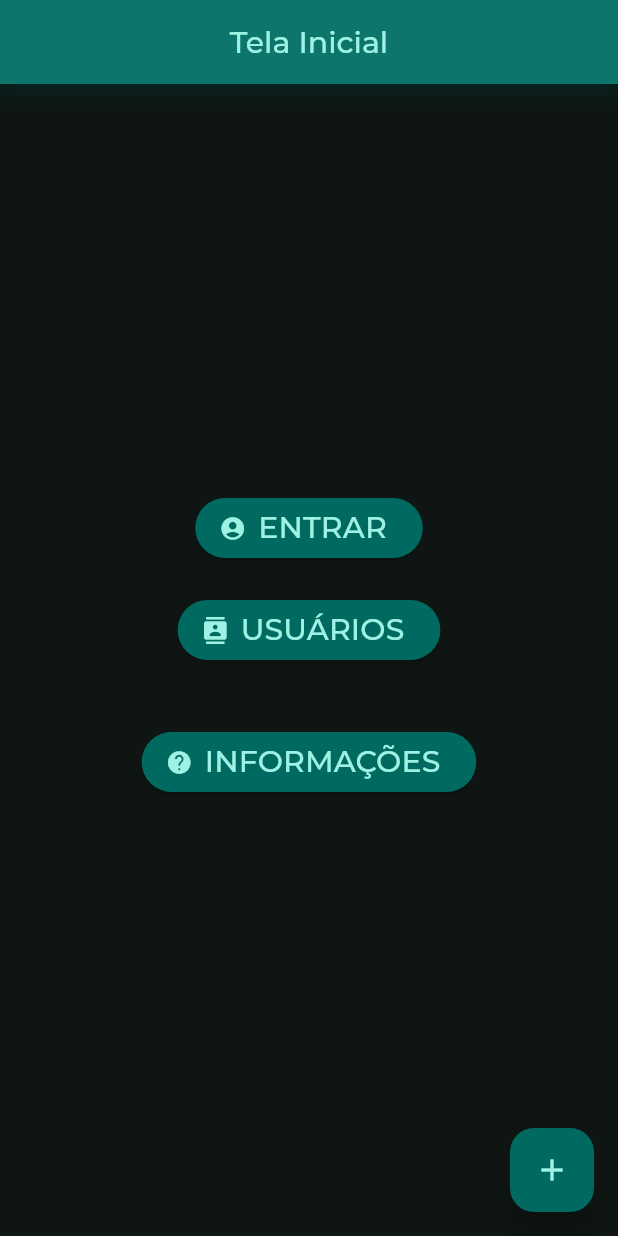
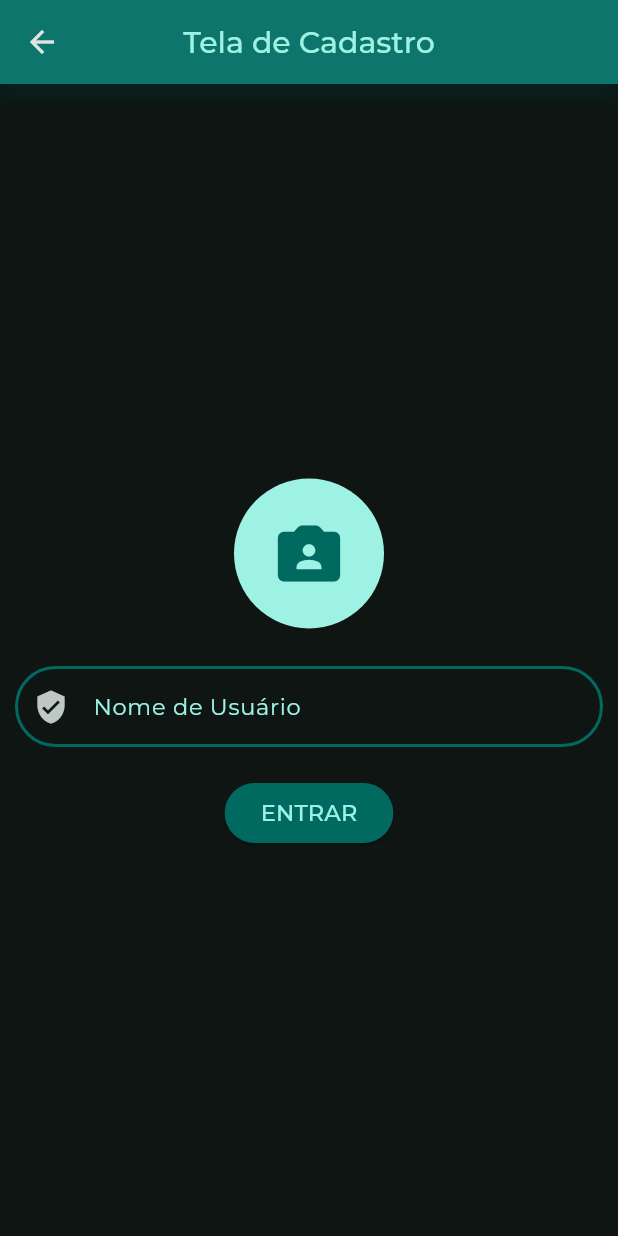
Before and after one commit to af-ramos/aplicativoFaceViT, a Flutter app: the screen it shows after launch, after a tap on "ENTRAR", on a phone screen of 412 x 824 dp. Run offline on Flutter 3.47's test engine with Material 2 defaults, Android fonts, the phone set to English and light mode, and no system bars; our stand-ins replace camera, cloud_firestore, firebase_core, firebase_storage, get, google_fonts; accounts and stored records are empty; generated files the repository leaves out were written again.

Commit message:
Criando tela de Login (front)

```diff
--- a/lib/main.dart
+++ b/lib/main.dart
@@ -1,7 +1,4 @@
-// import 'package:face_vit/telas/tela_cadastro.dart';
 import 'package:face_vit/telas/tela_inicial.dart';
-// import 'package:camera/camera.dart';
-// import 'package:face_vit/telas/tela_camera.dart';
 import 'package:flutter/material.dart';
 import 'package:firebase_core/firebase_core.dart';
 import 'firebase_options.dart';
--- a/lib/telas/tela_cadastro.dart
+++ b/lib/telas/tela_cadastro.dart
@@ -91,7 +91,8 @@ class TelaCadastroState extends State<TelaCadastro> {
                   Navigator.push(
                       context,
                       MaterialPageRoute(
-                          builder: (context) => TelaCamera(user: user)));
+                          builder: (context) =>
+                              TelaCamera(user: user, tela: 1)));
                 },
                 child: Center(
                     child: (hasPhoto)
--- a/lib/telas/tela_inicial.dart
+++ b/lib/telas/tela_inicial.dart
@@ -1,5 +1,6 @@
 import 'package:face_vit/telas/tela_cadastro.dart';
 import 'package:face_vit/telas/tela_lista_usuarios.dart';
+import 'package:face_vit/telas/tela_login.dart';
 import 'package:flutter/material.dart';
 import 'package:google_fonts/google_fonts.dart';
 
@@ -33,7 +34,10 @@ class TelaInicialState extends State<TelaInicial> {
               padding: const EdgeInsets.all(10.0),
               child: ElevatedButton.icon(
                 onPressed: () {
-                  debugPrint("ENTRAR");
+                  Navigator.push(
+                      context,
+                      MaterialPageRoute(
+                          builder: (context) => const TelaLogin()));
                 },
                 style: ElevatedButton.styleFrom(
                   backgroundColor: Theme.of(context).colorScheme.inversePrimary,
--- a/lib/telas/tela_login.dart
+++ b/lib/telas/tela_login.dart
@@ -0,0 +1,182 @@
+// import 'package:camera/camera.dart';
+import 'dart:io';
+import 'package:camera/camera.dart';
+import 'package:face_vit/repositories/user_repository.dart';
+import 'package:face_vit/telas/tela_camera.dart';
+import 'package:flutter/material.dart';
+import 'package:google_fonts/google_fonts.dart';
+
+class TelaLogin extends StatefulWidget {
+  const TelaLogin({super.key, this.foto, this.userID});
+  final XFile? foto;
+  final String? userID;
+
+  @override
+  State<TelaLogin> createState() => TelaLoginState();
+}
+
+class TelaLoginState extends State<TelaLogin> {
+  final formKey = GlobalKey<FormState>();
+  TextEditingController userInput = TextEditingController();
+
+  UserRepository userRepo = UserRepository();
+
+  late File arquivoFoto;
+  bool hasPhoto = false;
+  bool errorPhoto = false;
+
+  OutlineInputBorder buttonStyle(BuildContext context, bool isError) {
+    return OutlineInputBorder(
+        borderSide: BorderSide(
+            color: isError
+                ? Theme.of(context).colorScheme.errorContainer
+                : Theme.of(context).colorScheme.inversePrimary,
+            width: 2.0),
+        borderRadius: BorderRadius.circular(50.0));
+  }
+
+  @override
+  initState() {
+    super.initState();
+
+    if (widget.foto != null) {
+      arquivoFoto = File(widget.foto!.path);
+      hasPhoto = true;
+
+      userInput.text = widget.userID!;
+    }
+  }
+
+  @override
+  Widget build(BuildContext context) {
+    return Scaffold(
+      appBar: AppBar(
+        backgroundColor: Theme.of(context).colorScheme.inversePrimary,
+        title: Text("Tela de Cadastro",
+            style: GoogleFonts.montserrat(
+                fontSize: 20,
+                fontWeight: FontWeight.w500,
+                color: Theme.of(context).colorScheme.onPrimaryContainer)),
+        centerTitle: true,
+        elevation: 5,
+        shadowColor: Theme.of(context).colorScheme.inversePrimary,
+      ),
+      body: Center(
+          child: SingleChildScrollView(
+              child: Form(
+        key: formKey,
+        child: Column(
+          crossAxisAlignment: CrossAxisAlignment.center,
+          children: <Widget>[
+            Padding(
+              padding: const EdgeInsets.all(15.0),
+              child: GestureDetector(
+                onTap: () {
+                  Navigator.push(
+                      context,
+                      MaterialPageRoute(
+                          builder: (context) =>
+                              TelaCamera(userID: userInput.text, tela: 2)));
+                },
+                child: Center(
+                    child: (hasPhoto)
+                        ? (ClipOval(
+                            child: SizedBox.fromSize(
+                                size: const Size.fromRadius(50),
+                                child: Image.file(
+                                  arquivoFoto,
+                                  fit: BoxFit.cover,
+                                )),
+                          ))
+                        : Container(
+                            alignment: Alignment.center,
+                            decoration: BoxDecoration(
+                              borderRadius: BorderRadius.circular(100),
+                              color: (!errorPhoto)
+                                  ? Theme.of(context)
+                                      .colorScheme
+                                      .onPrimaryContainer
+                                  : Theme.of(context)
+                                      .colorScheme
+                                      .errorContainer,
+                            ),
+                            height: 100,
+                            width: 100,
+                            child: Icon(Icons.photo_camera_front_rounded,
+                                color: (!errorPhoto)
+                                    ? Theme.of(context)
+                                        .colorScheme
+                                        .inversePrimary
+                                    : Theme.of(context)
+                                        .colorScheme
+                                        .onPrimaryContainer,
+                                size: 50),
+                          )),
+              ),
+            ),
+            Padding(
+              padding: const EdgeInsets.all(10.0),
+              child: TextFormField(
+                controller: userInput,
+                style: GoogleFonts.montserrat(
+                    fontSize: 15,
+                    color: Theme.of(context).colorScheme.onPrimaryContainer),
+                validator: (value) {
+                  if (value == null || value.isEmpty) {
+                    return 'Por favor, insira seu nome de usuário...';
+                  }
+                  return null;
+                },
+                decoration: InputDecoration(
+                    labelText: 'Nome de Usuário',
+                    labelStyle: GoogleFonts.montserrat(
+                        fontSize: 15,
+                        color:
+                            Theme.of(context).colorScheme.onPrimaryContainer),
+                    prefixIcon: const Icon(Icons.verified_user),
+                    enabledBorder: buttonStyle(context, false),
+                    focusedBorder: buttonStyle(context, false),
+                    errorBorder: buttonStyle(context, true),
+                    focusedErrorBorder: buttonStyle(context, true)),
+              ),
+            ),
+            Padding(
+              padding: const EdgeInsets.all(10.0),
+              child: ElevatedButton(
+                style: ElevatedButton.styleFrom(
+                  backgroundColor: Theme.of(context).colorScheme.inversePrimary,
+                ),
+                onPressed: () async {
+                  if (hasPhoto == false) {
+                    setState(() {
+                      errorPhoto = true;
+                    });
+                  }
+
+                  if (formKey.currentState!.validate() && !errorPhoto) {
+                    var similarity =
+                        await userRepo.compareUser(userInput.text, arquivoFoto);
+                    debugPrint(similarity.toString());
+
+                    // @ CONDIÇÕES DE SIMILARIDADE PARA LEVAR PARA A TELA DO USUÁRIO
+
+                    // if (!mounted) return;
+                    // Navigator.push(
+                    //     context,
+                    //     MaterialPageRoute(
+                    //         builder: (context) => const TelaInicial()));
+                  }
+                },
+                child: Text("ENTRAR",
+                    style: GoogleFonts.montserrat(
+                        fontSize: 15,
+                        color:
+                            Theme.of(context).colorScheme.onPrimaryContainer)),
+              ),
+            ),
+          ],
+        ),
+      ))),
+    );
+  }
+}
```
Also changed, not shown: lib/repositories/user_repository.dart (+16 -16 lines), lib/telas/tela_camera.dart (+24 -10 lines).
